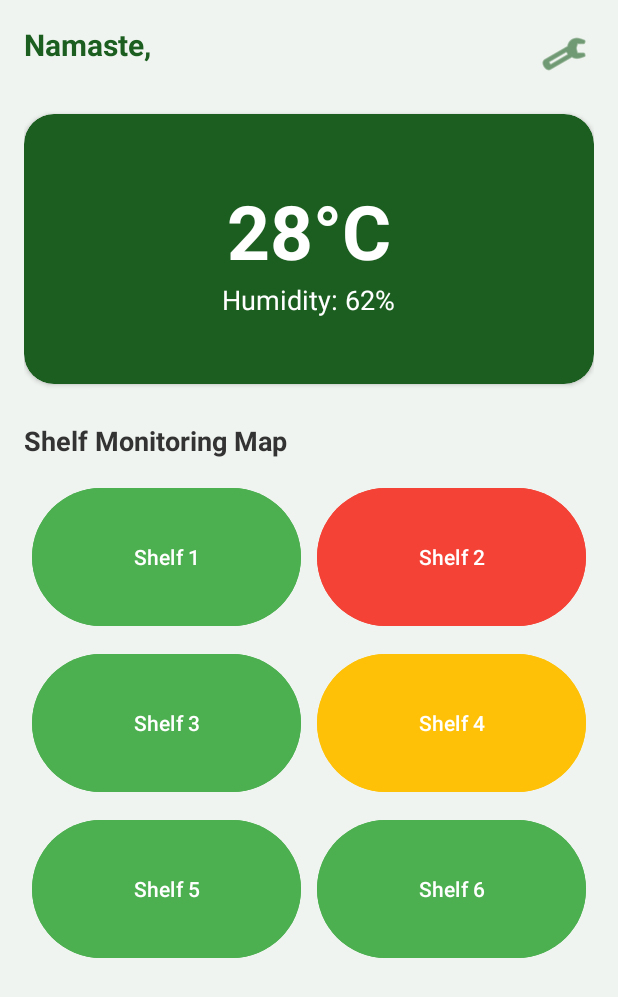
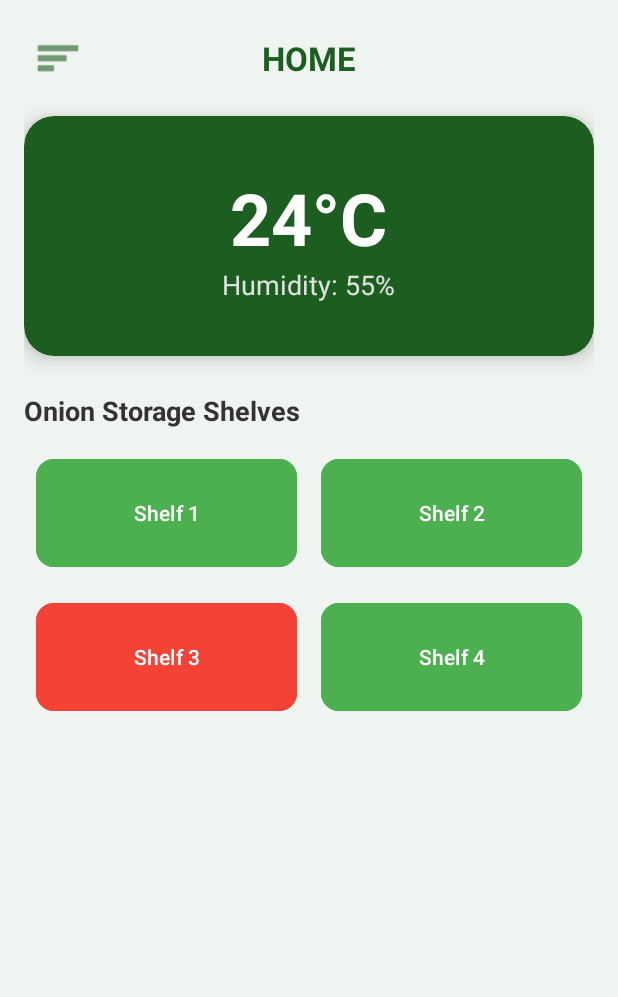
Before and after one commit to sunejamhanta18-del/CHK-1772907401052-6272, an Android app: the screen it shows after launch (MainActivity), after a tap on "Login to AgriPulse", on a phone screen of 412 x 824 dp. Shown: the top 997 px of the screen. Run offline under Robolectric (Android 15) with nearby library versions, the light colour scheme and no system bars.

Commit message:
Added Stats, Live Graph, and Shelves pages

```diff
--- a/app/src/main/java/com/example/agripulse/MainActivity.java
+++ b/app/src/main/java/com/example/agripulse/MainActivity.java
@@ -2,56 +2,96 @@ package com.example.agripulse;
 
 import android.content.Intent;
 import android.os.Bundle;
-import android.widget.Button;
+import android.view.View;
 import android.widget.ImageButton;
 import android.widget.TextView;
 import androidx.appcompat.app.AlertDialog;
 import androidx.appcompat.app.AppCompatActivity;
+import androidx.cardview.widget.CardView;
+import androidx.core.view.GravityCompat;
+import androidx.drawerlayout.widget.DrawerLayout;
+import com.google.android.material.navigation.NavigationView;
 
 public class MainActivity extends AppCompatActivity {
 
-    String farmerName;
+    private DrawerLayout drawerLayout;
+    private TextView tvMainTitle, tvHumidityLabel, tvShelfLabel;
+    private NavigationView navigationView;
 
     @Override
-    protected void onCreate(Bundle savedInstanceState)
-    {
+    protected void onCreate(Bundle savedInstanceState) {
         super.onCreate(savedInstanceState);
         setContentView(R.layout.activity_main);
 
-        farmerName = getIntent().getStringExtra("FARMER_NAME");
-        TextView tvWelcome = findViewById(R.id.tvWelcome);
-        tvWelcome.setText("Namaste, " + farmerName);
+        drawerLayout = findViewById(R.id.drawer_layout);
+        ImageButton btnOpenDrawer = findViewById(R.id.btnOpenDrawer);
+        navigationView = findViewById(R.id.nav_view);
+        CardView climateCard = findViewById(R.id.climateCard);
 
-        ImageButton btnProfile = findViewById(R.id.btnProfile);
-        btnProfile.setOnClickListener(v -> showProfile());
+        // Find TextViews that need translation
+        tvMainTitle = findViewById(R.id.tvMainTitle);
+        tvHumidityLabel = findViewById(R.id.tvHumidityLabel);
+        tvShelfLabel = findViewById(R.id.tvShelfLabel);
 
-        setupShelf(R.id.shelf1, "Shelf 1", "HEALTHY");
-        setupShelf(R.id.shelf2, "Shelf 2", "ROT");
-        setupShelf(R.id.shelf3, "Shelf 3", "HEALTHY");
-        setupShelf(R.id.shelf4, "Shelf 4", "MOISTURE");
-        setupShelf(R.id.shelf5, "Shelf 5", "HEALTHY");
-        setupShelf(R.id.shelf6, "Shelf 6", "HEALTHY");
-    }
+        btnOpenDrawer.setOnClickListener(v -> drawerLayout.openDrawer(GravityCompat.START));
 
-    private void setupShelf(int id, String name, String status) {
-        Button shelf = findViewById(id);
-        shelf.setOnClickListener(v -> {
-            AlertDialog.Builder builder = new AlertDialog.Builder(this);
-            builder.setTitle(name + " Diagnosis");
-            String msg = status.equals("ROT") ? "Warning: High Ammonia detected. Rotting suspected." :
-                    status.equals("MOISTURE") ? "Warning: High Humidity. Mold risk." : "Status: Onions are healthy.";
-            builder.setMessage(msg);
-            builder.setPositiveButton("OK", null);
-            builder.show();
+        climateCard.setOnClickListener(v -> startActivity(new Intent(MainActivity.this, StatsActivity.class)));
+
+        navigationView.setNavigationItemSelectedListener(item -> {
+            int id = item.getItemId();
+            if (id == R.id.nav_stats) startActivity(new Intent(this, StatsActivity.class));
+            else if (id == R.id.nav_rate) startActivity(new Intent(this, RateActivity.class));
+            else if (id == R.id.nav_shelves) startActivity(new Intent(this, ShelvesActivity.class));
+            else if (id == R.id.nav_translate) showLanguageDialog();
+
+            drawerLayout.closeDrawer(GravityCompat.START);
+            return true;
         });
     }
 
-    private void showProfile()
-    {
+    private void showLanguageDialog() {
+        String[] languages = {"English", "Hindi (हिन्दी)", "Marathi (मराठी)"};
         AlertDialog.Builder builder = new AlertDialog.Builder(this);
-        builder.setTitle("Farmer Profile");
-        builder.setMessage("Name: " + farmerName + "\nProject: AgriPulse\nStatus: Monitoring Active");
-        builder.setPositiveButton("Close", null);
+        builder.setTitle("Select Language / भाषा चुनें");
+        builder.setItems(languages, (dialog, which) -> {
+            updateLanguageUI(which);
+        });
         builder.show();
     }
+
+    private void updateLanguageUI(int langIndex) {
+        // Find the Sidebar Menu to translate it too
+        android.view.Menu menu = navigationView.getMenu();
+
+        if (langIndex == 1) { // HINDI
+            tvMainTitle.setText("मुख्य पृष्ठ");
+            tvHumidityLabel.setText("नमी: 55%");
+            tvShelfLabel.setText("प्याज भंडारण अलमारियां");
+
+            menu.findItem(R.id.nav_stats).setTitle("आंकड़े");
+            menu.findItem(R.id.nav_rate).setTitle("परिवर्तन की दर");
+            menu.findItem(R.id.nav_shelves).setTitle("अलमारियां");
+            menu.findItem(R.id.nav_notifications).setTitle("सूचनाएं");
+
+        } else if (langIndex == 2) { // MARATHI
+            tvMainTitle.setText("मुख्य पान");
+            tvHumidityLabel.setText("आद्रता: 55%");
+            tvShelfLabel.setText("कांदा साठवणूक कपाटे");
+
+            menu.findItem(R.id.nav_stats).setTitle("आकडेवारी");
+            menu.findItem(R.id.nav_rate).setTitle("बदलाचा दर");
+            menu.findItem(R.id.nav_shelves).setTitle("कपाटे");
+            menu.findItem(R.id.nav_notifications).setTitle("सूचना");
+
+        } else { // ENGLISH
+            tvMainTitle.setText("HOME");
+            tvHumidityLabel.setText("Humidity: 55%");
+            tvShelfLabel.setText("Onion Storage Shelves");
+
+            menu.findItem(R.id.nav_stats).setTitle("Stats");
+            menu.findItem(R.id.nav_rate).setTitle("Stats Over Time");
+            menu.findItem(R.id.nav_shelves).setTitle("Shelves");
+            menu.findItem(R.id.nav_notifications).setTitle("Notifications");
+        }
+    }
 }
--- a/app/src/main/res/layout/activity_main.xml
+++ b/app/src/main/res/layout/activity_main.xml
@@ -1,5 +1,13 @@
-<LinearLayout xmlns:android="http://schemas.android.com/apk/res/android"
+<?xml version="1.0" encoding="utf-8"?>
+<androidx.drawerlayout.widget.DrawerLayout
+    xmlns:android="http://schemas.android.com/apk/res/android"
     xmlns:app="http://schemas.android.com/apk/res-auto"
+    android:id="@+id/drawer_layout"
+    android:layout_width="match_parent"
+    android:layout_height="match_parent"
+    android:fitsSystemWindows="true">
+
+    <LinearLayout
         android:layout_width="match_parent"
         android:layout_height="match_parent"
         android:orientation="vertical"
@@ -8,59 +16,67 @@
 
         <RelativeLayout
             android:layout_width="match_parent"
-        android:layout_height="wrap_content">
+            android:layout_height="wrap_content"
+            android:layout_marginBottom="16dp">
+
+            <ImageButton
+                android:id="@+id/btnOpenDrawer"
+                android:layout_width="45dp"
+                android:layout_height="45dp"
+                android:src="@android:drawable/ic_menu_sort_by_size"
+                android:background="@android:color/transparent"
+                app:tint="#1B5E20" />
+
             <TextView
-            android:id="@+id/tvWelcome"
+                android:id="@+id/tvMainTitle"
                 android:layout_width="wrap_content"
                 android:layout_height="wrap_content"
-            android:text="Namaste, Farmer"
-            android:textSize="20sp"
+                android:layout_centerInParent="true"
+                android:text="HOME"
+                android:textSize="22sp"
                 android:textStyle="bold"
                 android:textColor="#1B5E20" />
-        <ImageButton
-            android:id="@+id/btnProfile"
-            android:layout_width="40dp"
-            android:layout_height="40dp"
-            android:layout_alignParentEnd="true"
-            android:background="?attr/selectableItemBackgroundBorderless"
-            android:src="@android:drawable/ic_menu_manage"
-            app:tint="#1B5E20" />
         </RelativeLayout>
 
         <androidx.cardview.widget.CardView
+            android:id="@+id/climateCard"
             android:layout_width="match_parent"
-        android:layout_height="180dp"
-        android:layout_marginTop="20dp"
+            android:layout_height="160dp"
             app:cardCornerRadius="20dp"
-        app:cardBackgroundColor="#1B5E20">
+            app:cardBackgroundColor="#1B5E20"
+            app:cardElevation="8dp">
+
             <LinearLayout
                 android:layout_width="match_parent"
                 android:layout_height="match_parent"
                 android:orientation="vertical"
                 android:gravity="center">
+
                 <TextView
-                android:id="@+id/mainTemp"
                     android:layout_width="wrap_content"
                     android:layout_height="wrap_content"
-                android:text="28°C"
+                    android:text="24°C"
                     android:textColor="#FFFFFF"
-                android:textSize="50sp"
+                    android:textSize="48sp"
                     android:textStyle="bold" />
+
                 <TextView
-                android:id="@+id/mainHum"
+                    android:id="@+id/tvHumidityLabel"
                     android:layout_width="wrap_content"
                     android:layout_height="wrap_content"
-                android:text="Humidity: 62%"
-                android:textColor="#FFFFFF"
+                    android:text="Humidity: 55%"
+                    android:textColor="#E0E0E0"
                     android:textSize="18sp" />
             </LinearLayout>
         </androidx.cardview.widget.CardView>
 
         <TextView
+            android:id="@+id/tvShelfLabel"
             android:layout_width="wrap_content"
             android:layout_height="wrap_content"
-        android:text="Shelf Monitoring Map"
-        android:layout_marginTop="25dp"
+            android:text="Onion Storage Shelves"
+            android:layout_marginTop="24dp"
+            android:layout_marginBottom="8dp"
             android:textStyle="bold"
             android:textSize="18sp"
             android:textColor="#333333" />
@@ -69,13 +85,23 @@
             android:layout_width="match_parent"
             android:layout_height="wrap_content"
             android:columnCount="2"
-        android:rowCount="3"
-        android:layout_marginTop="10dp">
-        <Button android:id="@+id/shelf1" android:layout_width="0dp" android:layout_height="100dp" android:layout_columnWeight="1" android:layout_margin="5dp" android:text="Shelf 1" android:backgroundTint="#4CAF50" />
-        <Button android:id="@+id/shelf2" android:layout_width="0dp" android:layout_height="100dp" android:layout_columnWeight="1" android:layout_margin="5dp" android:text="Shelf 2" android:backgroundTint="#F44336" />
-        <Button android:id="@+id/shelf3" android:layout_width="0dp" android:layout_height="100dp" android:layout_columnWeight="1" android:layout_margin="5dp" android:text="Shelf 3" android:backgroundTint="#4CAF50" />
-        <Button android:id="@+id/shelf4" android:layout_width="0dp" android:layout_height="100dp" android:layout_columnWeight="1" android:layout_margin="5dp" android:text="Shelf 4" android:backgroundTint="#FFC107" />
-        <Button android:id="@+id/shelf5" android:layout_width="0dp" android:layout_height="100dp" android:layout_columnWeight="1" android:layout_margin="5dp" android:text="Shelf 5" android:backgroundTint="#4CAF50" />
-        <Button android:id="@+id/shelf6" android:layout_width="0dp" android:layout_height="100dp" android:layout_columnWeight="1" android:layout_margin="5dp" android:text="Shelf 6" android:backgroundTint="#4CAF50" />
+            android:alignmentMode="alignMargins">
+
+            <Button android:id="@+id/shelf1" android:layout_width="0dp" android:layout_height="80dp" android:layout_columnWeight="1" android:layout_margin="8dp" android:text="Shelf 1" android:backgroundTint="#4CAF50" app:cornerRadius="12dp"/>
+            <Button android:id="@+id/shelf2" android:layout_width="0dp" android:layout_height="80dp" android:layout_columnWeight="1" android:layout_margin="8dp" android:text="Shelf 2" android:backgroundTint="#4CAF50" app:cornerRadius="12dp"/>
+            <Button android:id="@+id/shelf3" android:layout_width="0dp" android:layout_height="80dp" android:layout_columnWeight="1" android:layout_margin="8dp" android:text="Shelf 3" android:backgroundTint="#F44336" app:cornerRadius="12dp"/>
+            <Button android:id="@+id/shelf4" android:layout_width="0dp" android:layout_height="80dp" android:layout_columnWeight="1" android:layout_margin="8dp" android:text="Shelf 4" android:backgroundTint="#4CAF50" app:cornerRadius="12dp"/>
         </GridLayout>
+
     </LinearLayout>
+
+    <com.google.android.material.navigation.NavigationView
+        android:id="@+id/nav_view"
+        android:layout_width="wrap_content"
+        android:layout_height="match_parent"
+        android:layout_gravity="start"
+        android:fitsSystemWindows="true"
+        app:headerLayout="@layout/nav_header"
+        app:menu="@menu/drawer_menu" />
+
+</androidx.drawerlayout.widget.DrawerLayout>
--- /dev/null
+++ b/app/src/main/res/menu/drawer_menu.xml
@@ -0,0 +1,25 @@
+<?xml version="1.0" encoding="utf-8"?>
+<menu xmlns:android="http://schemas.android.com/apk/res/android">
+    <group android:checkableBehavior="single">
+        <item
+            android:id="@+id/nav_stats"
+            android:icon="@android:drawable/ic_menu_sort_by_size"
+            android:title="Stats" />
+        <item
+            android:id="@+id/nav_rate"
+            android:icon="@android:drawable/ic_menu_compass"
+            android:title="Stats Over Time" />
+        <item
+            android:id="@+id/nav_translate"
+            android:icon="@android:drawable/ic_menu_search"
+            android:title="Translate (Hindi/Marathi)" />
+        <item
+            android:id="@+id/nav_shelves"
+            android:icon="@android:drawable/ic_dialog_dialer"
+            android:title="Shelves" />
+        <item
+            android:id="@+id/nav_notifications"
+            android:icon="@android:drawable/ic_popup_reminder"
+            android:title="Notifications" />
+    </group>
+</menu>
```
Also changed, not shown: app/build.gradle (+5 -5 lines), app/src/main/AndroidManifest.xml (+10 -4 lines), app/src/main/java/com/example/agripulse/IndexValueFormatter.java (added, +8 -0 lines), app/src/main/java/com/example/agripulse/RateActivity.java (added, +50 -0 lines), app/src/main/java/com/example/agripulse/ShelvesActivity.java (added, +42 -0 lines), app/src/main/java/com/example/agripulse/StatsActivity.java (added, +40 -0 lines), app/src/main/res/layout/activity_rate.xml (added, +23 -0 lines), app/src/main/res/layout/activity_shelves.xml (added, +97 -0 lines), app/src/main/res/layout/activity_stats.xml (added, +59 -0 lines), app/src/main/res/layout/nav_header.xml (added, +73 -0 lines), settings.gradle (+3 -10 lines). Lines whose indentation alone changed are shown as unchanged.
